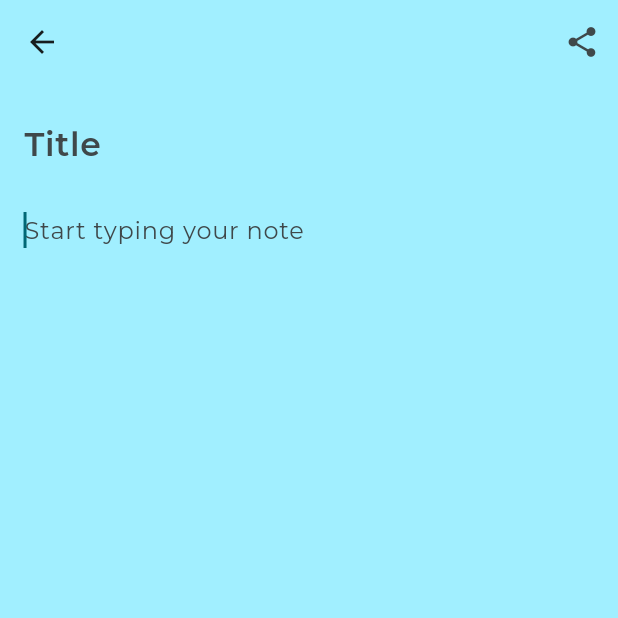
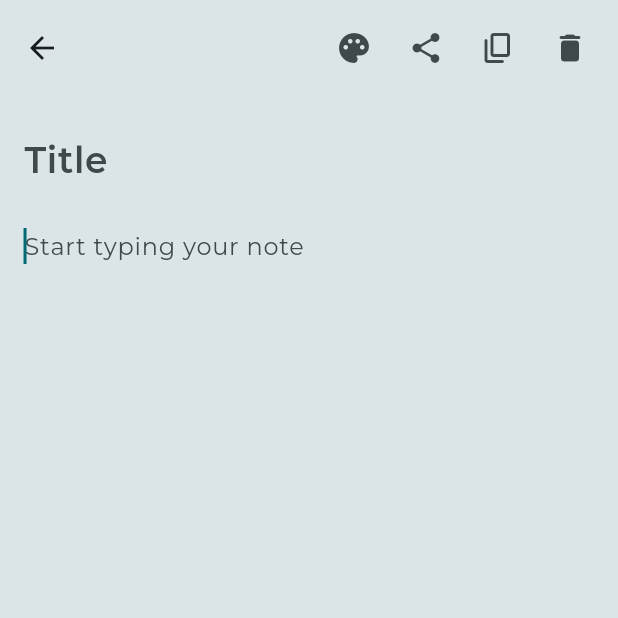
Before and after one commit to CrypticVader/thoughtbook, a Flutter app: the NotesView screen opened directly, after a tap on the "grid view" icon, after a tap on the "add" icon, on a phone screen of 412 x 824 dp, the top half of it. Run offline on Flutter 3.47's test engine with Material 2 defaults, Android fonts, the light colour scheme and no system bars; drawn by our look-alikes of dynamic_color; our stand-ins replace bloc, cloud_firestore, equatable, firebase_auth, firebase_core, flutter_bloc and 3 more; accounts and stored records are empty; generated files the repository leaves out were written again; project files that could hold a hidden picture were left out.

Commit message:
Added color picker bottom sheet

```diff
--- a/lib/enums/menu_action.dart
+++ b/lib/enums/menu_action.dart
@@ -1 +1 @@
-enum MenuAction { logout, share, delete, copy }
+enum MenuAction { logout, share, delete, copy, color }
--- a/lib/services/cloud/cloud_note.dart
+++ b/lib/services/cloud/cloud_note.dart
@@ -8,19 +8,22 @@ class CloudNote {
   final String ownerUserId;
   final String content;
   final String title;
+  final String color;
 
   const CloudNote({
     required this.documentId,
     required this.ownerUserId,
     required this.title,
     required this.content,
+    required this.color,
   });
 
   CloudNote.fromSnapshot(QueryDocumentSnapshot<Map<String, dynamic>> snapshot)
       : documentId = snapshot.id,
         ownerUserId = snapshot.data()[ownerUserIdFieldName],
         content = snapshot.data()[contentFieldName] as String,
-        title = snapshot.data()[titleFieldName] as String;
+        title = snapshot.data()[titleFieldName] as String,
+        color = snapshot.data()[colorFieldName];
 
   @override
   bool operator ==(covariant CloudNote other) => documentId == other.documentId;
--- a/lib/services/cloud/firebase_cloud_storage.dart
+++ b/lib/services/cloud/firebase_cloud_storage.dart
@@ -18,11 +18,13 @@ class FirebaseCloudStorage {
     required String documentId,
     required String title,
     required String content,
+    required String color,
   }) async {
     try {
       await notes.doc(documentId).update({
         titleFieldName: title,
         contentFieldName: content,
+        colorFieldName: color,
       });
     } catch (e) {
       throw CouldNotUpdateNoteException();
@@ -46,11 +48,14 @@ class FirebaseCloudStorage {
   }
 
   Future<CloudNote> createNewNote({required String ownerUserId}) async {
-    final document = await notes.add({
-      ownerUserIdFieldName: ownerUserId,
-      titleFieldName: '',
-      contentFieldName: '',
-    });
+    final document = await notes.add(
+      {
+        ownerUserIdFieldName: ownerUserId,
+        titleFieldName: '',
+        contentFieldName: '',
+        colorFieldName: '',
+      },
+    );
 
     final fetchedNote = await document.get();
     return CloudNote(
@@ -58,6 +63,7 @@ class FirebaseCloudStorage {
       ownerUserId: ownerUserId,
       title: '',
       content: '',
+      color: '',
     );
   }
 
--- a/lib/views/notes/create_update_note_view.dart
+++ b/lib/views/notes/create_update_note_view.dart
@@ -4,10 +4,12 @@ import 'package:share_plus/share_plus.dart';
 import 'package:thoughtbook/extensions/buildContext/loc.dart';
 import 'package:thoughtbook/extensions/buildContext/theme.dart';
 import 'package:thoughtbook/services/auth/auth_service.dart';
+import 'package:thoughtbook/services/cloud/cloud_storage_constants.dart';
 import 'package:thoughtbook/utilities/dialogs/cannot_share_empty_note_dialog.dart';
 import 'package:thoughtbook/utilities/generics/get_arguments.dart';
 import 'package:thoughtbook/services/cloud/cloud_note.dart';
 import 'package:thoughtbook/services/cloud/firebase_cloud_storage.dart';
+import 'package:thoughtbook/utilities/modals/show_color_picker_bottom_sheet.dart';
 
 class CreateUpdateNoteView extends StatefulWidget {
   const CreateUpdateNoteView({Key? key}) : super(key: key);
@@ -18,6 +20,7 @@ class CreateUpdateNoteView extends StatefulWidget {
 
 class _CreateUpdateNoteViewState extends State<CreateUpdateNoteView> {
   CloudNote? _note;
+  Color? noteColor;
   late final FirebaseCloudStorage _notesService;
   late final TextEditingController _noteContentController;
   late final TextEditingController _noteTitleController;
@@ -41,6 +44,7 @@ class _CreateUpdateNoteViewState extends State<CreateUpdateNoteView> {
       title: title,
       content: content,
       documentId: note.documentId,
+      color: note.color,
     );
   }
 
@@ -85,6 +89,7 @@ class _CreateUpdateNoteViewState extends State<CreateUpdateNoteView> {
         documentId: note.documentId,
         content: content,
         title: title,
+        color: note.color,
       );
     }
   }
@@ -104,10 +109,24 @@ class _CreateUpdateNoteViewState extends State<CreateUpdateNoteView> {
         context.getArgument<Map>()?['shouldAutofocus'] ?? true;
 
     return Scaffold(
-      backgroundColor: context.theme.colorScheme.primaryContainer,
+      backgroundColor: noteColor ?? context.theme.colorScheme.surfaceVariant,
       appBar: AppBar(
-        backgroundColor: context.theme.colorScheme.primaryContainer,
+        toolbarHeight: 64.0,
+        backgroundColor: noteColor ?? context.theme.colorScheme.surfaceVariant,
         actions: [
+          Container(
+            padding: const EdgeInsets.all(0.0),
+            decoration: BoxDecoration(
+              color: noteColor,
+              borderRadius: BorderRadius.circular(16.0),
+            ),
+            child: Row(
+              children: [
+                IconButton(
+                  tooltip: context.loc.change_color,
+                  onPressed: () => showColorPickerModalBottomSheet(context),
+                  icon: const Icon(Icons.palette_rounded),
+                ),
                 IconButton(
                   onPressed: () async {
                     final title = _noteTitleController.text;
@@ -120,6 +139,22 @@ class _CreateUpdateNoteViewState extends State<CreateUpdateNoteView> {
                   },
                   icon: const Icon(Icons.share_rounded),
                   tooltip: context.loc.share_note,
+                ),
+                IconButton(
+                  tooltip: context.loc.copy_text,
+                  onPressed: () {},
+                  icon: const Icon(Icons.copy_rounded),
+                ),
+                IconButton(
+                  tooltip: context.loc.delete,
+                  onPressed: () {},
+                  icon: const Icon(Icons.delete_rounded),
+                ),
+              ],
+            ),
+          ),
+          const SizedBox(
+            width: 8.0,
           ),
         ],
       ),
@@ -138,18 +173,20 @@ class _CreateUpdateNoteViewState extends State<CreateUpdateNoteView> {
                     children: [
                       TextField(
                         controller: _noteTitleController,
+                        textInputAction: TextInputAction.next,
                         autofocus: false,
+                        maxLines: null,
                         style: TextStyle(
-                          color: context.theme.colorScheme.onPrimaryContainer,
+                          color: context.theme.colorScheme.onSurface,
                           fontWeight: FontWeight.w600,
-                          fontSize: 22.0,
+                          fontSize: 24.0,
                         ),
                         decoration: const InputDecoration(
                           border: InputBorder.none,
                           hintText: 'Title',
                           hintStyle: TextStyle(
                             fontWeight: FontWeight.w600,
-                            fontSize: 22.0,
+                            fontSize: 24.0,
                           ),
                         ),
                       ),
@@ -162,7 +199,7 @@ class _CreateUpdateNoteViewState extends State<CreateUpdateNoteView> {
                         keyboardType: TextInputType.multiline,
                         maxLines: null,
                         style: TextStyle(
-                          color: context.theme.colorScheme.onPrimaryContainer,
+                          color: context.theme.colorScheme.onSurface,
                           fontWeight: FontWeight.w400,
                           fontSize: 16.0,
                         ),
--- a/lib/views/notes/notes_list_view.dart
+++ b/lib/views/notes/notes_list_view.dart
@@ -56,7 +56,7 @@ class _NotesListViewState extends State<NotesListView> {
     }
   }
 
-  void onNoteDismissed(CloudNote note, int index) {
+  Future<void> onNoteDismissed(CloudNote note, int index) async {
     setState(() {
       widget.notes.remove(note);
     });
@@ -64,20 +64,53 @@ class _NotesListViewState extends State<NotesListView> {
     bool shouldDelete = true;
 
     final snackBar = SnackBar(
+      padding: const EdgeInsets.symmetric(
+        horizontal: 16.0,
+        vertical: 6.0,
+      ),
+      backgroundColor: context.theme.colorScheme.tertiary,
       duration: const Duration(seconds: 4),
       content: Row(
         children: [
-          Text(context.loc.note_deleted),
+          Text(
+            context.loc.note_deleted,
+            style: TextStyle(
+              color: context.theme.colorScheme.onTertiary,
+            ),
+          ),
           const Spacer(
             flex: 1,
           ),
-          TextButton(
-            onPressed: () {
+          InkWell(
+            borderRadius: BorderRadius.circular(24.0),
+            onTap: () {
               shouldDelete = false;
               ScaffoldMessenger.of(context).hideCurrentSnackBar();
             },
-            child: Text(
-              context.loc.undo,
+            child: Padding(
+              padding: const EdgeInsets.all(8.0),
+              child: Row(
+                mainAxisAlignment: MainAxisAlignment.center,
+                crossAxisAlignment: CrossAxisAlignment.center,
+                mainAxisSize: MainAxisSize.min,
+                children: [
+                  Icon(
+                    Icons.restore_rounded,
+                    color: context.theme.colorScheme.onTertiary,
+                    size: 22,
+                  ),
+                  const SizedBox(
+                    width: 4.0,
+                  ),
+                  Text(
+                    context.loc.undo,
+                    style: TextStyle(
+                      color: context.theme.colorScheme.onTertiary,
+                      fontWeight: FontWeight.w600,
+                    ),
+                  ),
+                ],
+              ),
             ),
           ),
         ],
@@ -87,7 +120,10 @@ class _NotesListViewState extends State<NotesListView> {
       margin: const EdgeInsets.all(4.0),
     );
 
-    ScaffoldMessenger.of(context).showSnackBar(snackBar).closed.then((value) {
+    await ScaffoldMessenger.of(context)
+        .showSnackBar(snackBar)
+        .closed
+        .then((value) {
       if (shouldDelete) {
         widget.onDeleteNote(note);
       } else {
@@ -170,19 +206,13 @@ class NoteItem extends StatefulWidget {
 }
 
 class _NoteItemState extends State<NoteItem> {
-  Color _getTileColor(BuildContext context) {
-    if (widget.isSelected) {
-      return context.theme.colorScheme.primaryContainer;
-    } else {
-      return context.theme.colorScheme.primaryContainer.withAlpha(140);
-    }
-  }
-
   @override
-  //TODO: Stack a delete icon with red background on top of the note, and show it when dismissal threshold is reached
   Widget build(BuildContext context) {
     return Dismissible(
-      onUpdate: (details) {},
+      dismissThresholds: const {
+        DismissDirection.startToEnd: 0.25,
+        DismissDirection.endToStart: 0.25,
+      },
       onDismissed: (direction) => widget.onDismissNote(widget.note),
       key: ValueKey(widget.note),
       child: Card(
@@ -193,9 +223,13 @@ class _NoteItemState extends State<NoteItem> {
           borderRadius: BorderRadius.circular(18),
         ),
         child: ListTile(
+          isThreeLine: true,
+          dense: true,
+          visualDensity: VisualDensity.compact,
+          minVerticalPadding: 0.0,
           onTap: () => widget.onTap(widget.note),
           onLongPress: () => widget.onLongPress(widget.note),
-          tileColor: _getTileColor(context),
+          tileColor: context.theme.colorScheme.surfaceVariant.withAlpha(120),
           contentPadding: const EdgeInsets.all(16.0),
           shape: RoundedRectangleBorder(
             side: widget.isSelected
@@ -215,7 +249,7 @@ class _NoteItemState extends State<NoteItem> {
                     softWrap: true,
                     overflow: TextOverflow.ellipsis,
                     style: TextStyle(
-                      color: context.theme.colorScheme.onSecondaryContainer,
+                      color: context.theme.colorScheme.onSurface,
                       fontSize: 17.0,
                       fontWeight: FontWeight.w600,
                     ),
@@ -228,7 +262,7 @@ class _NoteItemState extends State<NoteItem> {
             softWrap: true,
             overflow: TextOverflow.ellipsis,
             style: TextStyle(
-              color: context.theme.colorScheme.onSecondaryContainer,
+              color: context.theme.colorScheme.onSurface,
               fontSize: 14.0,
               fontWeight: FontWeight.normal,
             ),
```
Also changed, not shown: lib/l10n/intl_en.arb (+5 -3 lines), lib/services/cloud/cloud_storage_constants.dart (+11 -0 lines), lib/utilities/modals/show_color_picker_bottom_sheet.dart (added, +65 -0 lines), lib/views/notes/notes_view.dart (+33 -1 lines). Lines whose indentation alone changed are shown as unchanged.
